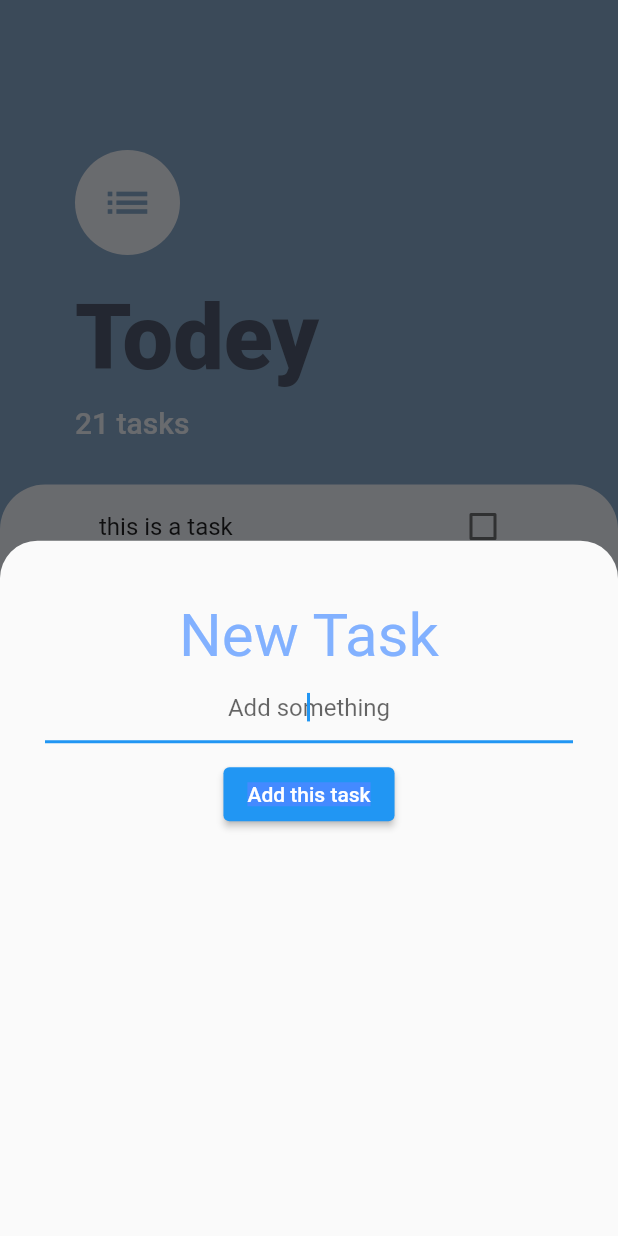
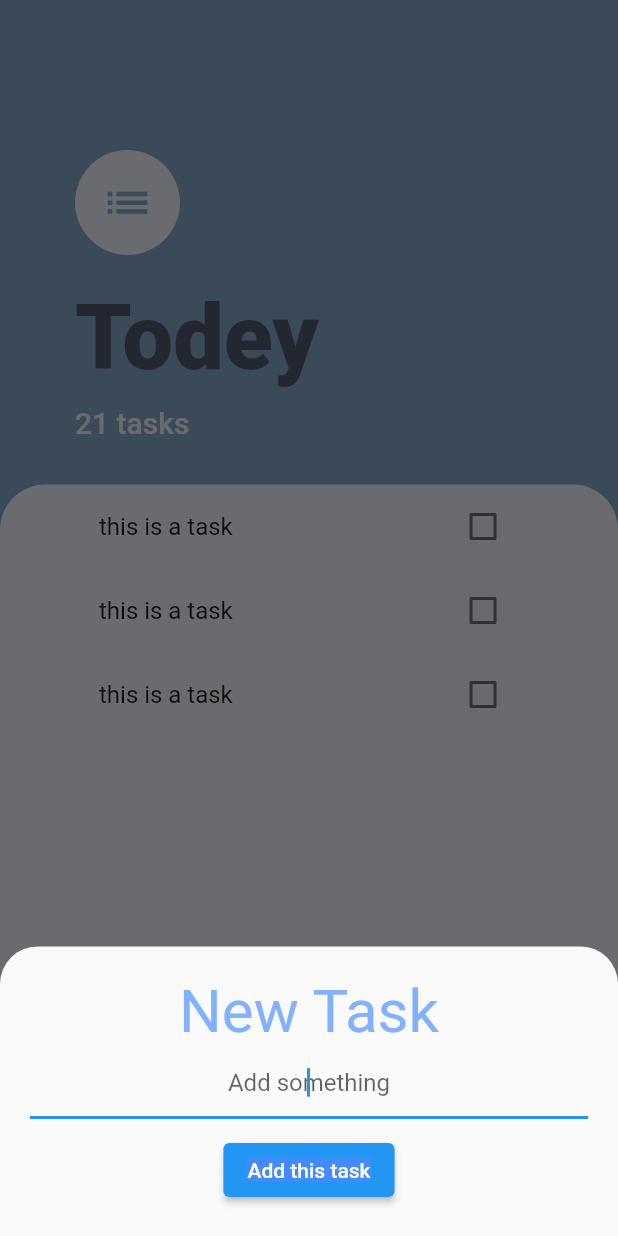
Before and after one commit to akshaykoni174285/todey_flutter, a Flutter app: the screen it shows after launch, after a tap on the "add" icon, on a phone screen of 412 x 824 dp. Run offline on Flutter 3.47's test engine with Material 2 defaults, Android fonts, the phone set to English and light mode, and no system bars; missing offline and left inert: dart:ffi.

```diff
--- /dev/null
+++ b/lib/models/tasks.dart
@@ -0,0 +1,9 @@
+class Task {
+  final String name;
+  late final bool status;
+  Task({required this.name, this.status = false});
+
+  void toggleDone() {
+    status = !status;
+  }
+}
--- a/lib/screens/addtask_screen.dart
+++ b/lib/screens/addtask_screen.dart
@@ -6,13 +6,16 @@ class AddList extends StatelessWidget {
   @override
   Widget build(BuildContext context) {
     return Column(
-      // mainAxisSize: MainAxisSize.min,
+      crossAxisAlignment: CrossAxisAlignment.center,
+      mainAxisSize: MainAxisSize.min,
       children: [
-        Text(
-          "New Task",
-          style: TextStyle(
-            color: Colors.blueAccent[100],
-            fontSize: 40,
+        Center(
+          child: Text(
+            "New Task",
+            style: TextStyle(
+              color: Colors.blueAccent[100],
+              fontSize: 40,
+            ),
           ),
         ),
         TextField(
--- a/lib/screens/task_screen.dart
+++ b/lib/screens/task_screen.dart
@@ -18,14 +18,15 @@ class TasksScreen extends StatelessWidget {
               ),
             ),
             context: context,
-            builder: (context) => Container(
-                padding: EdgeInsets.only(
-                  top: 40,
-                  left: 30,
-                  right: 30,
-                  bottom: MediaQuery.of(context).viewInsets.bottom,
-                ),
-                child: const AddList()),
+            isScrollControlled: true,
+            builder: (context) => Padding(
+              padding: EdgeInsets.only(
+                  top: 20.0,
+                  right: 20.0,
+                  left: 20.0,
+                  bottom: MediaQuery.of(context).viewInsets.bottom),
+              child: const AddList(),
+            ),
           );
         },
         backgroundColor: const Color(0xff81A1C1),
--- a/lib/widgets/task_list.dart
+++ b/lib/widgets/task_list.dart
@@ -1,8 +1,20 @@
 import 'package:flutter/material.dart';
 import 'package:todey_flutter/widgets/task_list.dart';
 import 'package:todey_flutter/widgets/task_tile.dart';
+import 'package:todey_flutter/models/tasks.dart';
 
-class TaskList extends StatelessWidget {
+class TaskList extends StatefulWidget {
+  @override
+  State<TaskList> createState() => _TaskListState();
+}
+
+class _TaskListState extends State<TaskList> {
+  List<Task> tasks = [
+    Task(name: "buy milk"),
+    Task(name: "do meditation"),
+    Task(name: "brush "),
+    Task(name: "brush "),
+  ];
   @override
   Widget build(BuildContext context) {
     return ListView(
```
